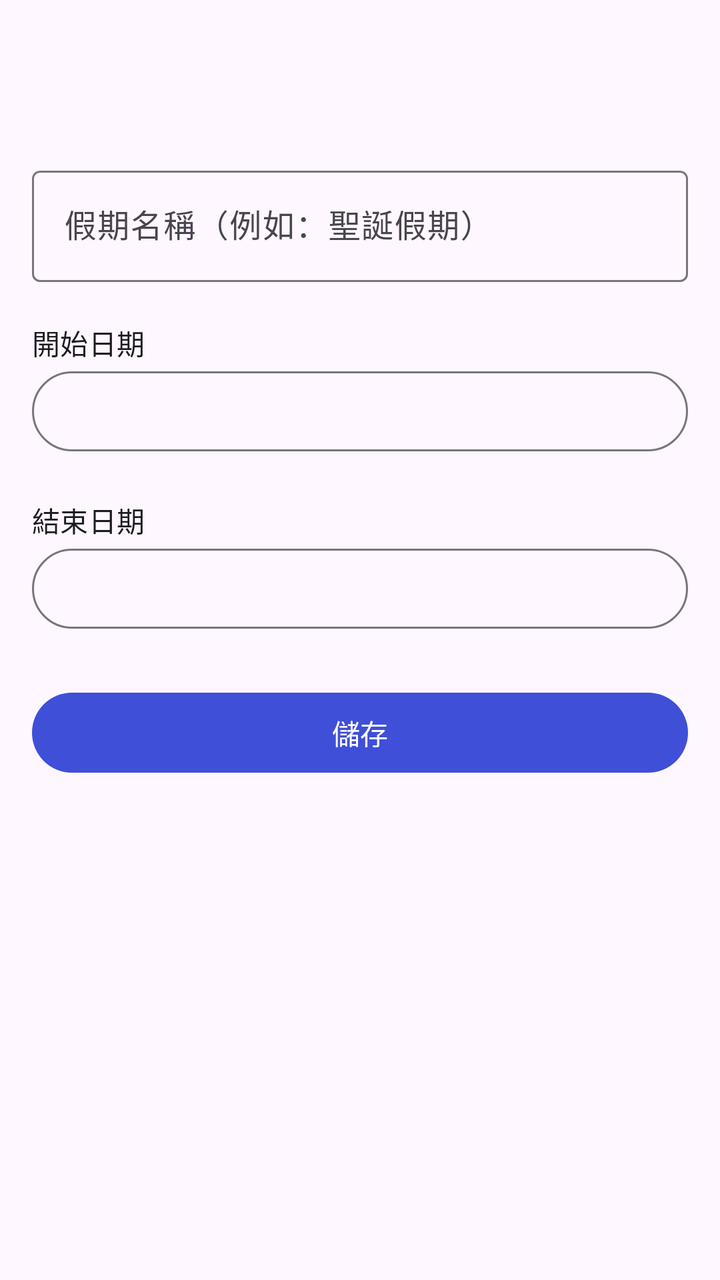
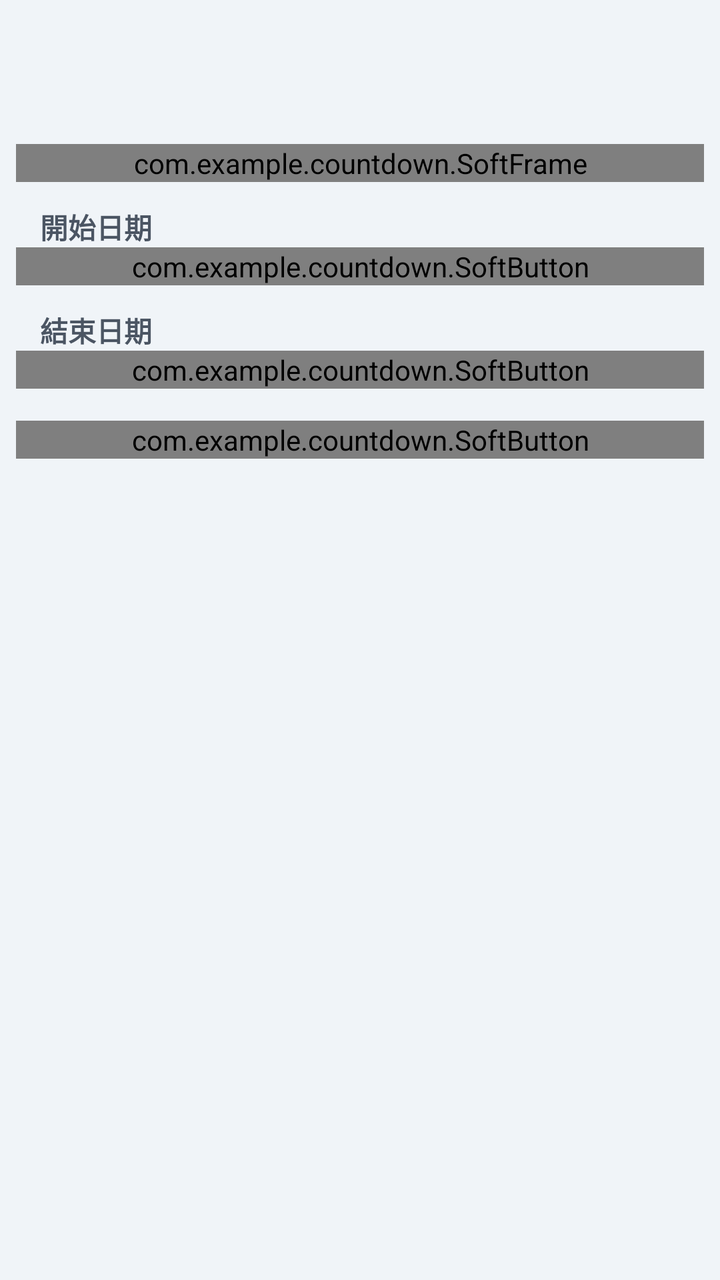

An Android layout rendered at two revisions. The XML below is the earlier revision; the diff shows what the commit changed to produce the second picture.
<!-- AndroidManifest.xml: application theme Theme.Countdown -->
<!-- res/layout/activity_holiday_edit.xml -->
<?xml version="1.0" encoding="utf-8"?>
<LinearLayout xmlns:android="http://schemas.android.com/apk/res/android"
    android:layout_width="match_parent"
    android:layout_height="match_parent"
    android:orientation="vertical">

    <com.google.android.material.appbar.MaterialToolbar
        android:id="@+id/toolbar"
        android:layout_width="match_parent"
        android:layout_height="?attr/actionBarSize" />

    <ScrollView
        android:layout_width="match_parent"
        android:layout_height="match_parent">

        <LinearLayout
            android:layout_width="match_parent"
            android:layout_height="wrap_content"
            android:orientation="vertical"
            android:padding="16dp">

            <com.google.android.material.textfield.TextInputLayout
                android:id="@+id/name_layout"
                style="?attr/textInputOutlinedStyle"
                android:layout_width="match_parent"
                android:layout_height="wrap_content"
                android:hint="@string/hint_holiday_name">

                <com.google.android.material.textfield.TextInputEditText
                    android:id="@+id/edit_name"
                    android:layout_width="match_parent"
                    android:layout_height="wrap_content"
                    android:inputType="text"
                    android:maxLength="30"
                    android:maxLines="1" />
            </com.google.android.material.textfield.TextInputLayout>

            <TextView
                style="@style/TextAppearance.Material3.LabelLarge"
                android:layout_width="wrap_content"
                android:layout_height="wrap_content"
                android:layout_marginTop="20dp"
                android:text="@string/label_start" />

            <Button
                android:id="@+id/btn_start"
                style="?attr/materialButtonOutlinedStyle"
                android:layout_width="match_parent"
                android:layout_height="wrap_content" />

            <TextView
                style="@style/TextAppearance.Material3.LabelLarge"
                android:layout_width="wrap_content"
                android:layout_height="wrap_content"
                android:layout_marginTop="20dp"
                android:text="@string/label_end" />

            <Button
                android:id="@+id/btn_end"
                style="?attr/materialButtonOutlinedStyle"
                android:layout_width="match_parent"
                android:layout_height="wrap_content" />

            <Button
                android:id="@+id/btn_save"
                android:layout_width="match_parent"
                android:layout_height="wrap_content"
                android:layout_marginTop="24dp"
                android:text="@string/save" />
        </LinearLayout>
    </ScrollView>
</LinearLayout>
<!-- resources referenced by this layout -->
<resources>
  <string name="hint_holiday_name">假期名稱（例如：聖誕假期）</string>
  <string name="label_end">結束日期</string>
  <string name="label_start">開始日期</string>
  <string name="save">儲存</string>
  <style name="Theme.Countdown" parent="Theme.Material3.Light.NoActionBar">
          <item name="colorPrimary">#3F4FD8</item>
          <item name="colorOnPrimary">#FFFFFF</item>
          <item name="colorPrimaryContainer">#E0E3FF</item>
          <item name="colorOnPrimaryContainer">#0B1480</item>
          <item name="colorSecondary">#5B5F82</item>
          <item name="android:statusBarColor">?attr/colorSurface</item>
          <item name="android:windowLightStatusBar">true</item>
      </style>
</resources>

<!-- the commit's change to res/layout/activity_holiday_edit.xml (unified diff, before → after) -->
@@ -1,7 +1,9 @@
 <?xml version="1.0" encoding="utf-8"?>
 <LinearLayout xmlns:android="http://schemas.android.com/apk/res/android"
+    xmlns:app="http://schemas.android.com/apk/res-auto"
     android:layout_width="match_parent"
     android:layout_height="match_parent"
+    android:background="@color/soft_bg"
     android:orientation="vertical">
 
     <com.google.android.material.appbar.MaterialToolbar
@@ -17,56 +19,81 @@
             android:layout_width="match_parent"
             android:layout_height="wrap_content"
             android:orientation="vertical"
-            android:padding="16dp">
+            android:padding="8dp">
 
-            <com.google.android.material.textfield.TextInputLayout
-                android:id="@+id/name_layout"
-                style="?attr/textInputOutlinedStyle"
+            <com.example.countdown.SoftFrame
                 android:layout_width="match_parent"
                 android:layout_height="wrap_content"
-                android:hint="@string/hint_holiday_name">
+                android:padding="0dp"
+                app:softMode="well"
+                app:softRadius="14dp">
 
-                <com.google.android.material.textfield.TextInputEditText
+                <EditText
                     android:id="@+id/edit_name"
                     android:layout_width="match_parent"
                     android:layout_height="wrap_content"
+                    android:background="@null"
+                    android:hint="@string/hint_holiday_name"
+                    android:importantForAutofill="no"
                     android:inputType="text"
                     android:maxLength="30"
-                    android:maxLines="1" />
-            </com.google.android.material.textfield.TextInputLayout>
+                    android:maxLines="1"
+                    android:minHeight="52dp"
+                    android:padding="14dp"
+                    android:textColor="@color/soft_text"
+                    android:textColorHint="@color/soft_muted"
+                    android:textSize="16sp" />
+            </com.example.countdown.SoftFrame>
 
             <TextView
-                style="@style/TextAppearance.Material3.LabelLarge"
+                android:id="@+id/name_error"
+                android:layout_width="match_parent"
+                android:layout_height="wrap_content"
+                android:layout_marginHorizontal="12dp"
+                android:text="@string/title_required"
+                android:textColor="@color/soft_error"
+                android:textSize="13sp"
+                android:visibility="gone" />
+
+            <TextView
                 android:layout_width="wrap_content"
                 android:layout_height="wrap_content"
-                android:layout_marginTop="20dp"
-                android:text="@string/label_start" />
+                android:layout_marginStart="12dp"
+                android:layout_marginTop="12dp"
+                android:text="@string/label_start"
+                android:textColor="@color/soft_muted"
+                android:textSize="14sp"
+                android:textStyle="bold" />
 
-            <Button
+            <com.example.countdown.SoftButton
                 android:id="@+id/btn_start"
-                style="?attr/materialButtonOutlinedStyle"
                 android:layout_width="match_parent"
-                android:layout_height="wrap_content" />
+                android:layout_height="wrap_content"
+                app:softRadius="14dp" />
 
             <TextView
-                style="@style/TextAppearance.Material3.LabelLarge"
                 android:layout_width="wrap_content"
                 android:layout_height="wrap_content"
-                android:layout_marginTop="20dp"
-                android:text="@string/label_end" />
+                android:layout_marginStart="12dp"
+                android:layout_marginTop="12dp"
+                android:text="@string/label_end"
+                android:textColor="@color/soft_muted"
+                android:textSize="14sp"
+                android:textStyle="bold" />
 
-            <Button
+            <com.example.countdown.SoftButton
                 android:id="@+id/btn_end"
-                style="?attr/materialButtonOutlinedStyle"
                 android:layout_width="match_parent"
-                android:layout_height="wrap_content" />
+                android:layout_height="wrap_content"
+                app:softRadius="14dp" />
 
-            <Button
+            <com.example.countdown.SoftButton
                 android:id="@+id/btn_save"
                 android:layout_width="match_parent"
                 android:layout_height="wrap_content"
-                android:layout_marginTop="24dp"
-                android:text="@string/save" />
+                android:layout_marginTop="16dp"
+                android:text="@string/save"
+                app:softRadius="14dp" />
         </LinearLayout>
     </ScrollView>
 </LinearLayout>
<!-- resource entries referenced after the edit -->
@@ -1,17 +1,32 @@
 <!-- resources referenced by this layout -->
 <resources>
+  <color name="soft_bg">#F0F4F8</color>
+  <color name="soft_error">#B91C1C</color>
+  <color name="soft_muted">#4B5563</color>
+  <color name="soft_text">#1F2937</color>
   <string name="hint_holiday_name">假期名稱（例如：聖誕假期）</string>
   <string name="label_end">結束日期</string>
   <string name="label_start">開始日期</string>
   <string name="save">儲存</string>
+  <string name="title_required">請輸入名稱</string>
   <style name="Theme.Countdown" parent="Theme.Material3.Light.NoActionBar">
-          <item name="colorPrimary">#3F4FD8</item>
-          <item name="colorOnPrimary">#FFFFFF</item>
-          <item name="colorPrimaryContainer">#E0E3FF</item>
-          <item name="colorOnPrimaryContainer">#0B1480</item>
-          <item name="colorSecondary">#5B5F82</item>
-          <item name="android:statusBarColor">?attr/colorSurface</item>
+          <item name="colorPrimary">@color/soft_blue</item>
+          <item name="colorOnPrimary">@color/soft_light</item>
+          <item name="colorSecondary">@color/soft_muted</item>
+          <item name="colorSurface">@color/soft_bg</item>
+          <item name="colorSurfaceContainer">@color/soft_bg</item>
+          <item name="colorOnSurface">@color/soft_text</item>
+          <item name="colorOnSurfaceVariant">@color/soft_muted</item>
+          <item name="colorSecondaryContainer">@color/soft_shadow</item>
+          <item name="colorOnSecondaryContainer">@color/soft_blue</item>
+          <item name="android:colorBackground">@color/soft_bg</item>
+          <item name="android:windowBackground">@color/soft_bg</item>
+          <item name="android:statusBarColor">@color/soft_bg</item>
+          <item name="android:navigationBarColor">@color/soft_bg</item>
           <item name="android:windowLightStatusBar">true</item>
       </style>
+  <color name="soft_blue">#2563EB</color>
+  <color name="soft_light">#FFFFFF</color>
+  <color name="soft_shadow">#D1D9E6</color>
 </resources>
 
